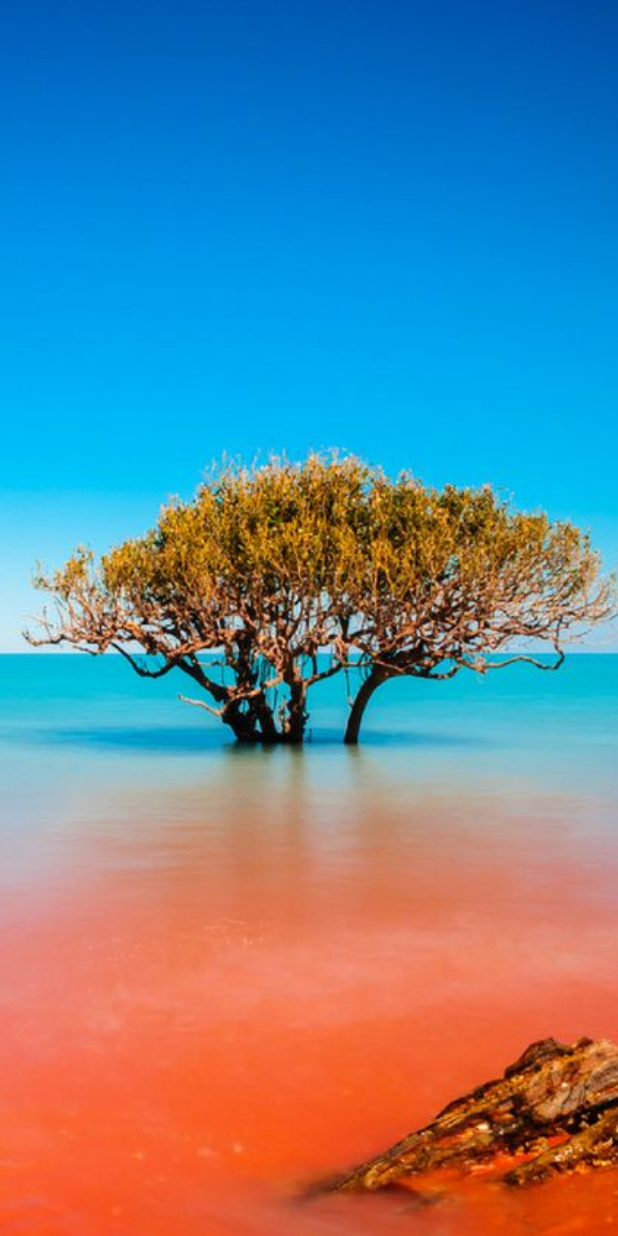
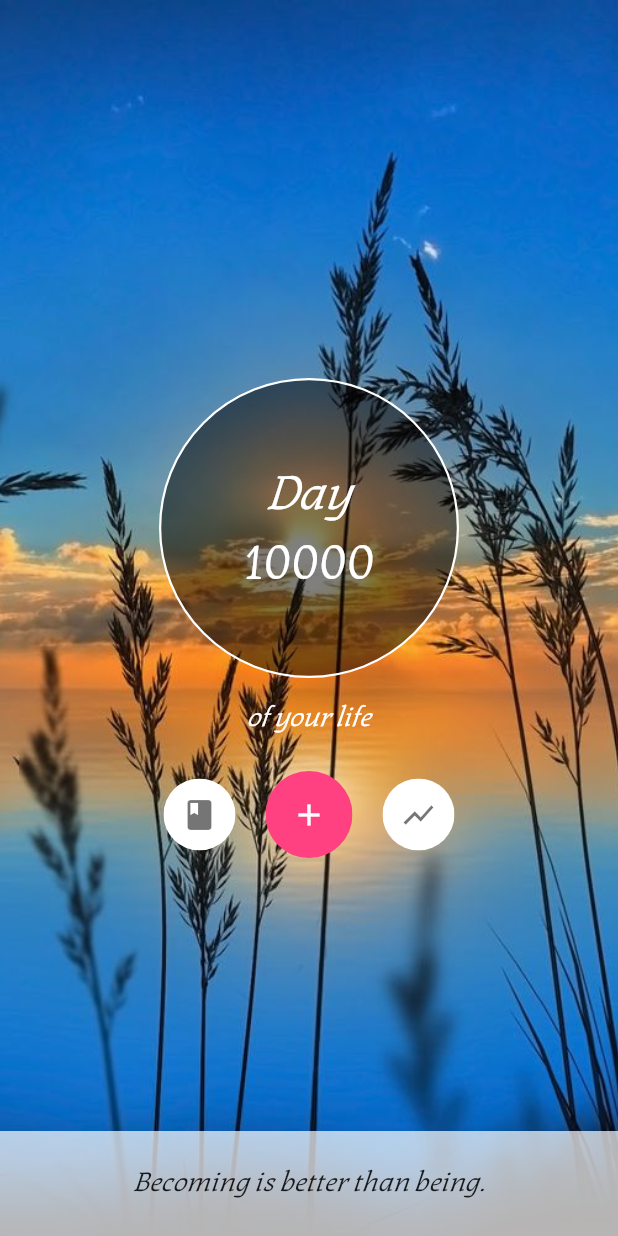
Before and after one commit to yeomii/daily_moody, a Flutter app: the screen it shows after launch, on a phone screen of 412 x 824 dp. Run offline on Flutter 3.47's test engine with Material 2 defaults, Android fonts, the phone set to English and light mode, and no system bars.

Commit message:
daily mood main page

```diff
--- a/lib/main.dart
+++ b/lib/main.dart
@@ -13,7 +13,10 @@ class DailyMoodyApp extends StatelessWidget {
       theme: ThemeData(
           primarySwatch: Colors.blue,
           visualDensity: VisualDensity.adaptivePlatformDensity,
-      ),
+          fontFamily: 'Kotta One',
+          bottomSheetTheme: BottomSheetThemeData(
+            backgroundColor: Color.fromRGBO(255, 255, 255, 0.7),
+          )),
       home: HomeScreen(),
     );
   }
@@ -22,99 +25,215 @@ class DailyMoodyApp extends StatelessWidget {
 class HomeScreen extends StatelessWidget {
   @override
   Widget build(BuildContext context) {
-    return Container(
+    return Scaffold(
+      body: Container(
         alignment: Alignment.center,
+        child: LifeMeter(),
         decoration: BoxDecoration(
           image: DecorationImage(
-          image: AssetImage("images/tree.jpg"),
+            image: AssetImage("images/sunset.jpg"),
             fit: BoxFit.cover,
+          ),
+        ),
+      ),
+      bottomSheet: BottomScreen(),
+    );
+  }
+}
+
+class BottomScreen extends StatelessWidget {
+  @override
+  Widget build(BuildContext context) {
+    return Container(
+      padding: EdgeInsets.all(24.0),
+      child: Row(
+        mainAxisAlignment: MainAxisAlignment.center,
+        children: [
+          Text(
+            "Becoming is better than being.",
+            style: TextStyle(
+              fontSize: 18.0,
+              color: Colors.black87,
+              fontStyle: FontStyle.italic,
+            ),
+            textAlign: TextAlign.center,
+          ),
+        ],
+      ),
+    );
+  }
+}
+
+class LifeMeter extends StatefulWidget {
+  @override
+  _LifeMeterState createState() => _LifeMeterState();
+}
+
+class _LifeMeterState extends State<LifeMeter> {
+  bool yearly = false;
+
+  @override
+  Widget build(BuildContext context) {
+    return Column(mainAxisSize: MainAxisSize.min, children: [
+      LifeDay(
+        yearly: yearly,
+        onTap: () {
+          setState(() {
+            this.yearly = !this.yearly;
+          });
+        },
+      ),
+      Container(
+        width: 0,
+        height: 16,
+      ),
+      LifeDayUnit(yearly: yearly,),
+      Container(
+        width: 0,
+        height: 24,
+      ),
+      Buttons()
+    ]);
+  }
+}
+
+class LifeDay extends StatelessWidget {
+  LifeDay({
+    this.yearly = false,
+    this.onTap
+  });
+  final bool yearly;
+  final GestureTapCallback onTap;
+
+  @override
+  Widget build(BuildContext context) {
+    return GestureDetector(
+      onTap: onTap,
+      child: Container(
+        width: 200,
+        height: 200,
+        child: Center(
+          child: Column(
+            mainAxisAlignment: MainAxisAlignment.center,
+            children: [
+              Text(
+                "Day",
+                style: TextStyle(
+                  fontStyle: FontStyle.italic,
+                  fontSize: 32.0,
+                  color: Colors.white,
+                ),
+                textAlign: TextAlign.center,
+              ),
+              Container(
+                width: 0,
+                height: 8,
+              ),
+              Text(
+                yearly ? "344" : "10000",
+                style: TextStyle(
+                  fontSize: 32.0,
+                  color: Colors.white,
+                ),
+                textAlign: TextAlign.center,
+              ),
+            ],
+          ),
+        ),
+        decoration: BoxDecoration(
+          shape: BoxShape.circle,
+          border: Border.all(color: Colors.white, width: 1.5),
+          color: Color.fromRGBO(0, 0, 0, 0.5),
         ),
       ),
     );
   }
 }
 
-class MyHomePage extends StatefulWidget {
-  MyHomePage({Key key, this.title}) : super(key: key);
-
-  // This widget is the home page of your application. It is stateful, meaning
-  // that it has a State object (defined below) that contains fields that affect
-  // how it looks.
-
-  // This class is the configuration for the state. It holds the values (in this
-  // case the title) provided by the parent (in this case the App widget) and
-  // used by the build method of the State. Fields in a Widget subclass are
-  // always marked "final".
-
-  final String title;
-
-  @override
-  _MyHomePageState createState() => _MyHomePageState();
-}
-
-class _MyHomePageState extends State<MyHomePage> {
-  int _counter = 0;
-
-  void _incrementCounter() {
-    setState(() {
-      // This call to setState tells the Flutter framework that something has
-      // changed in this State, which causes it to rerun the build method below
-      // so that the display can reflect the updated values. If we changed
-      // _counter without calling setState(), then the build method would not be
-      // called again, and so nothing would appear to happen.
-      _counter++;
+class LifeDayUnit extends StatelessWidget {
+  LifeDayUnit({
+    this.yearly = false
   });
-  }
+  final bool yearly;
 
   @override
   Widget build(BuildContext context) {
-    // This method is rerun every time setState is called, for instance as done
-    // by the _incrementCounter method above.
-    //
-    // The Flutter framework has been optimized to make rerunning build methods
-    // fast, so that you can just rebuild anything that needs updating rather
-    // than having to individually change instances of widgets.
-    return Scaffold(
-      appBar: AppBar(
-        // Here we take the value from the MyHomePage object that was created by
-        // the App.build method, and use it to set our appbar title.
-        title: Text(widget.title),
+    return Container(
+        child: Text(
+      yearly ? "of this year" : "of your life",
+      style: TextStyle(
+        fontStyle: FontStyle.italic,
+        fontSize: 18.0,
+        color: Colors.white,
       ),
-      body: Center(
-        // Center is a layout widget. It takes a single child and positions it
-        // in the middle of the parent.
-        child: Column(
-          // Column is also a layout widget. It takes a list of children and
-          // arranges them vertically. By default, it sizes itself to fit its
-          // children horizontally, and tries to be as tall as its parent.
-          //
-          // Invoke "debug painting" (press "p" in the console, choose the
-          // "Toggle Debug Paint" action from the Flutter Inspector in Android
-          // Studio, or the "Toggle Debug Paint" command in Visual Studio Code)
-          // to see the wireframe for each widget.
-          //
-          // Column has various properties to control how it sizes itself and
-          // how it positions its children. Here we use mainAxisAlignment to
-          // center the children vertically; the main axis here is the vertical
-          // axis because Columns are vertical (the cross axis would be
-          // horizontal).
+      textAlign: TextAlign.center,
+    ));
+  }
+}
+
+class Buttons extends StatelessWidget {
+  @override
+  Widget build(BuildContext context) {
+    return Row(
       mainAxisAlignment: MainAxisAlignment.center,
-          children: <Widget>[
-            Text(
-              'You have pushed the button this many times:',
+      children: [
+        InkButton(icon: Icons.book),
+        Container(
+          width: 20,
+          height: 0,
         ),
-            Text(
-              '$_counter',
-              style: Theme.of(context).textTheme.headline4,
+        InkButton(
+          icon: Icons.add,
+          color: Colors.white,
+          backgroundColor: Colors.pinkAccent,
+          padding: 5.0,
         ),
+        Container(
+          width: 20,
+          height: 0,
+        ),
+        InkButton(icon: Icons.show_chart),
       ],
-        ),
-      ),
-      floatingActionButton: FloatingActionButton(
-        onPressed: _incrementCounter,
-        tooltip: 'Increment',
-        child: Icon(Icons.add),
-      ), // This trailing comma makes auto-formatting nicer for build methods.
     );
   }
 }
+
+class InkButton extends StatelessWidget {
+  InkButton({
+    this.icon,
+    this.iconSize = 24.0,
+    this.color = Colors.black54,
+    this.backgroundColor = Colors.white,
+    this.onPressed = null,
+    this.padding = 0,
+  });
+
+  final IconData icon;
+  final double iconSize;
+  final Color color;
+  final Color backgroundColor;
+  final VoidCallback onPressed;
+  final double padding;
+
+  @override
+  Widget build(BuildContext context) {
+    return Material(
+      color: Color.fromRGBO(0, 0, 0, 0),
+      child: Center(
+        child: Ink(
+          decoration: ShapeDecoration(
+            color: backgroundColor,
+            shape: CircleBorder(),
+          ),
+          padding: EdgeInsets.all(padding),
+          child: IconButton(
+            icon: Icon(icon),
+            iconSize: iconSize,
+            color: color,
+            onPressed: onPressed == null ? () {} : onPressed,
+          ),
+        ),
+      ),
+    );
+  }
+}
--- a/pubspec.yaml
+++ b/pubspec.yaml
@@ -50,6 +50,7 @@ flutter:
   #   - images/a_dot_ham.jpeg
   assets:
     - images/tree.jpg
+    - images/sunset.jpg
 
   # An image asset can refer to one or more resolution-specific "variants", see
   # https://flutter.dev/assets-and-images/#resolution-aware.
@@ -76,3 +77,8 @@ flutter:
   #
   # For details regarding fonts from package dependencies,
   # see https://flutter.dev/custom-fonts/#from-packages
+
+  fonts:
+    - family: Kotta One
+      fonts:
+        - asset: fonts/KottaOne-Regular.ttf
```
Also changed, not shown: fonts/KottaOne-Regular.ttf (added). Lines whose indentation alone changed are shown as unchanged.
